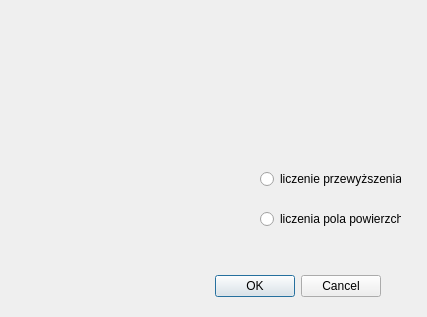
Above: wtyczka_projekt2/wtyczka_projekt2_dialog_base.ui from Joooeeeee/Qgis_3 before the change. Below: the same form after it.
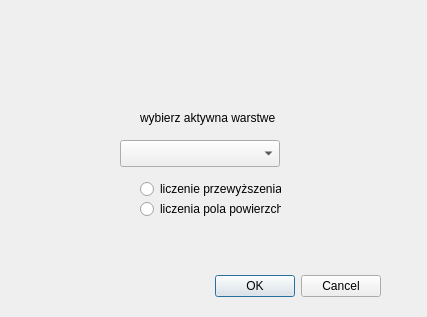
That is the form after the change. Custom widgets are drawn as their Qt base class.

Commit message: kolejne zmiany

```diff
--- a/wtyczka_projekt2/wtyczka_projekt2_dialog_base.ui
+++ b/wtyczka_projekt2/wtyczka_projekt2_dialog_base.ui
@@ -32,8 +32,8 @@
   <widget class="QRadioButton" name="radioButton_przewyzszenia">
    <property name="geometry">
     <rect>
-     <x>260</x>
-     <y>170</y>
+     <x>140</x>
+     <y>180</y>
      <width>141</width>
      <height>18</height>
     </rect>
@@ -45,8 +45,8 @@
   <widget class="QRadioButton" name="radioButton_2">
    <property name="geometry">
     <rect>
-     <x>260</x>
-     <y>210</y>
+     <x>140</x>
+     <y>200</y>
      <width>141</width>
      <height>18</height>
     </rect>
@@ -55,7 +55,37 @@
     <string>liczenia pola powierzchni</string>
    </property>
   </widget>
+  <widget class="QLabel" name="label">
+   <property name="geometry">
+    <rect>
+     <x>140</x>
+     <y>110</y>
+     <width>181</width>
+     <height>16</height>
+    </rect>
+   </property>
+   <property name="text">
+    <string>wybierz aktywna warstwe</string>
+   </property>
+  </widget>
+  <widget class="QgsMapLayerComboBox" name="mMapLayerComboBox">
+   <property name="geometry">
+    <rect>
+     <x>120</x>
+     <y>140</y>
+     <width>160</width>
+     <height>27</height>
+    </rect>
+   </property>
+  </widget>
  </widget>
+ <customwidgets>
+  <customwidget>
+   <class>QgsMapLayerComboBox</class>
+   <extends>QComboBox</extends>
+   <header>qgsmaplayercombobox.h</header>
+  </customwidget>
+ </customwidgets>
  <resources/>
  <connections>
   <connection>
```
Left out of the diff: 2 changed lines with no effect on the pictures. The commit also changes 2 other files.
